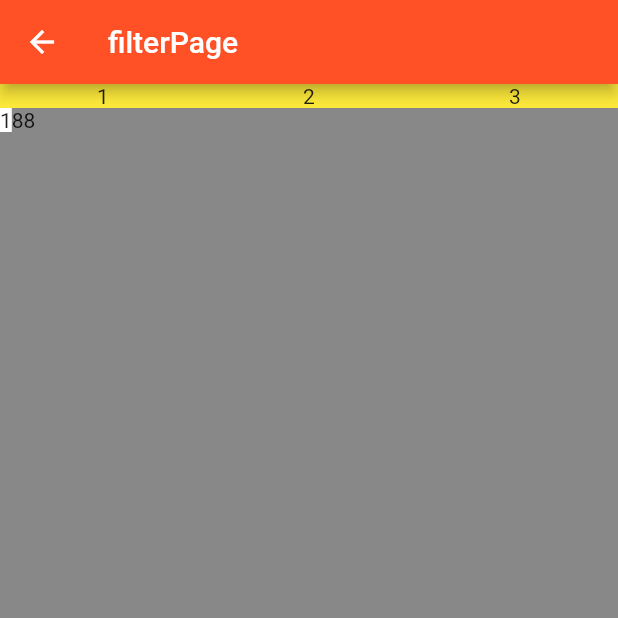
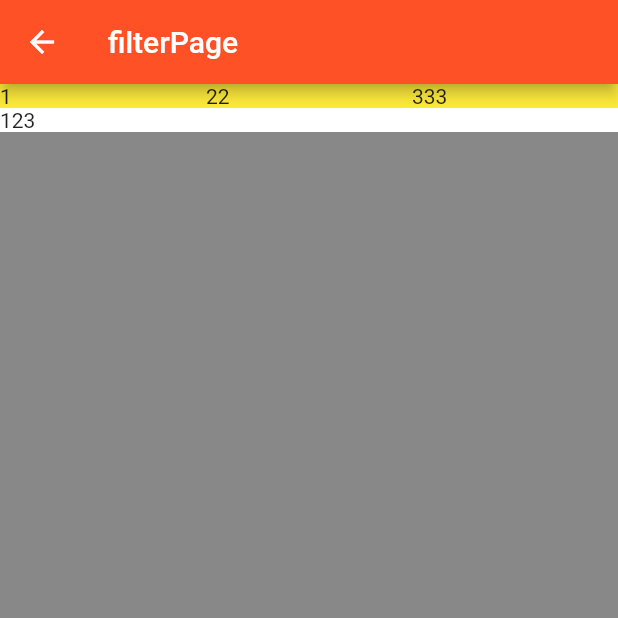
Before and after one commit to Tomoyd/flutter-in-action, a Flutter app: the FilterPage screen opened directly, after a tap on an icon or button, on a phone screen of 412 x 824 dp, the top half of it. Run offline on Flutter 3.47's test engine with Material 2 defaults, Android fonts, the phone set to English and light mode, and no system bars; our stand-ins replace dio.

Commit message:
ComplexUI:filter_sheet

```diff
--- /dev/null
+++ b/lib/components/filter_sheet/animated.dart
@@ -0,0 +1,42 @@
+import 'package:flutter/material.dart';
+
+class AnimatedExpend extends StatefulWidget {
+  final Widget child;
+  AnimatedExpend({Key key, this.child}) : super(key: key);
+
+  @override
+  _AnimatedExpendState createState() => _AnimatedExpendState();
+}
+
+class _AnimatedExpendState extends State<AnimatedExpend>
+    with SingleTickerProviderStateMixin {
+  AnimationController _animationController;
+  @override
+  void initState() {
+    _animationController =
+        AnimationController(vsync: this, duration: Duration(milliseconds: 500));
+    // TODO: implement initState
+    super.initState();
+    _animationController.forward();
+  }
+
+  @override
+  void didChangeDependencies() {
+    _animationController.reset();
+
+    // TODO: implement didChangeDependencies
+    super.didChangeDependencies();
+  }
+
+  @override
+  Widget build(BuildContext context) {
+    _animationController.reset();
+
+    _animationController.forward();
+    return SizeTransition(
+      axis: Axis.vertical,
+      sizeFactor: _animationController,
+      child: widget.child,
+    );
+  }
+}
--- a/lib/components/filter_sheet/filter_sheet.dart
+++ b/lib/components/filter_sheet/filter_sheet.dart
@@ -1,26 +1,69 @@
 import 'package:flutter/material.dart';
+import 'package:myapp/components/filter_sheet/animated.dart';
 
-class FilterSheet extends StatefulWidget {
+class FilterSheet<T> extends StatefulWidget {
   final Widget trigger;
-  final Widget child;
+  final List<Widget> children;
   final Widget result;
-  FilterSheet({Key key, this.child, this.result, this.trigger})
+  final List<T> listData;
+  final ListItem<T> listItem;
+  FilterSheet(
+      {Key key,
+      this.children,
+      this.result,
+      this.trigger,
+      this.listData,
+      this.listItem})
       : super(key: key);
+  static _FilterSheetState of(
+    BuildContext context,
+  ) =>
+      context.findAncestorStateOfType<_FilterSheetState>();
+
+  static close(context) {
+    FilterSheet.of(context).setState(() {
+      FilterSheet.of(context).currentKey = -1;
+    });
+  }
 
   @override
   _FilterSheetState createState() => _FilterSheetState();
 }
 
 class _FilterSheetState extends State<FilterSheet> {
-  final _triggerKey = GlobalKey();
+  GlobalKey _triggerKey = GlobalKey();
   double _height = 0;
+  int currentKey = -1;
 
   @override
   void initState() {
     WidgetsBinding.instance.addPostFrameCallback(_afterLayout);
     // TODO: implement initState
+    super.initState();
+  }
 
-    super.initState();
+  List<Widget> _triggerItem() {
+    return widget.listData
+        .asMap()
+        .map((key, e) => MapEntry(
+            key,
+            Expanded(
+                child: GestureDetector(
+              child: widget.listItem(e, key),
+              onTap: () {
+                if (currentKey == key) {
+                  setState(() {
+                    currentKey = -1;
+                  });
+                } else {
+                  setState(() {
+                    currentKey = key;
+                  });
+                }
+              },
+            ))))
+        .values
+        .toList();
   }
 
   _afterLayout(_t) {
@@ -46,19 +89,34 @@ class _FilterSheetState extends State<FilterSheet> {
             Container(
               alignment: Alignment.topLeft,
               color: Colors.yellow,
-              child: widget.trigger,
+              child: Row(children: _triggerItem()),
               key: _triggerKey,
             ),
-            widget.child == null
+            currentKey == -1
                 ? Container()
                 : Expanded(
-                    child: Container(
-                        alignment: Alignment.topLeft,
-                        color: Colors.black38,
-                        child: widget.child))
+                    child: GestureDetector(
+                        onTap: () {
+                          setState(() {
+                            currentKey = -1;
+                          });
+                        },
+                        child: Container(
+                            alignment: Alignment.topLeft,
+                            color: Colors.black38,
+                            child: GestureDetector(
+                                onTap: () {},
+                                child: AnimatedExpend(
+                                    child: Container(
+                                  width: double.infinity,
+                                  color: Colors.white,
+                                  child: widget.children[currentKey],
+                                ))))))
           ]),
         ],
       ),
     );
   }
 }
+
+typedef ListItem<T> = Widget Function(T data, int index);
--- a/lib/components/filter_window/filter_window.dart
+++ b/lib/components/filter_window/filter_window.dart
@@ -25,6 +25,7 @@ class FilterWindow<T> extends StatefulWidget {
 
 class _FilterWindowState<T> extends State<FilterWindow> {
   GlobalKey containerKey = GlobalKey();
+  String name = "";
 
   @override
   Widget build(BuildContext context) {
--- a/lib/components/filter_window/show_top_sheet.dart
+++ b/lib/components/filter_window/show_top_sheet.dart
@@ -121,7 +121,7 @@ showTopSheet(
   SheetBegin begin,
   @required Widget content,
 }) {
-  print(FilterWindow.of(context).containerKey.currentContext.size);
+  print(FilterWindow.of(context).name);
   double height = 0;
   if (begin != SheetBegin.TOP) {
     try {
--- a/lib/pages/filter_page/filter_page.dart
+++ b/lib/pages/filter_page/filter_page.dart
@@ -12,29 +12,38 @@ class FilterPage extends StatefulWidget {
 class _FilterPageState extends State<FilterPage> {
   Widget _child = null;
   String _key = "0";
+
   @override
   Widget build(BuildContext context) {
     return CommonScaffold(
       title: "filterPage",
       body: FilterSheet(
-          result: Text("888"),
-          trigger: Row(
-              mainAxisAlignment: MainAxisAlignment.spaceBetween,
-              children: ["1", "2", "3"]
-                  .map((e) => Expanded(
-                          child: InkWell(
-                        onTap: () {
-                          print("123");
-                          setState(() {
-                            _child =
-                                Container(color: Colors.white, child: Text(e));
-                          });
-                        },
-                        child: Container(
-                            alignment: Alignment.center, child: Text(e)),
-                      )))
-                  .toList()),
-          child: _child),
+          result: GestureDetector(
+            child: Text("888"),
+            onTap: () {
+              print("666");
+            },
+          ),
+          listData: ["1", "22", "333"],
+          listItem: (item, index) {
+            return Text(item);
+          },
+          children: [
+            Builder(builder: (context) {
+              return GestureDetector(
+                  child: Text("123"),
+                  onTap: () {
+                    print(FilterSheet.of(context).currentKey);
+                    FilterSheet.of(context).setState(() {
+                      FilterSheet.of(context).currentKey = -1;
+                    });
+                  });
+            }),
+            Column(
+                mainAxisSize: MainAxisSize.min,
+                children: [Text("1"), Text("2"), Text("3")]),
+            Container(child: Text("6666"))
+          ]),
     );
   }
 }
```
